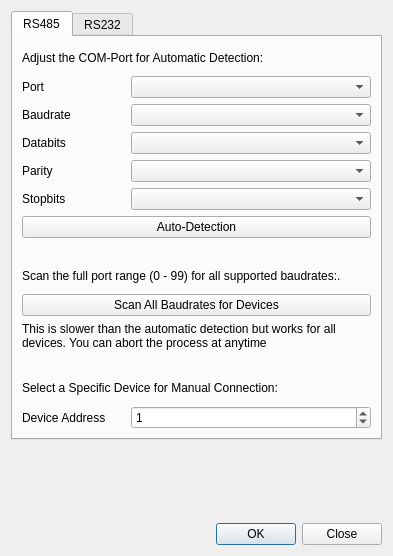
KAYA-Instruments/SDI-Control-Point, file dct_widgets/connectdialog/connectdialog.ui: the form before one commit.
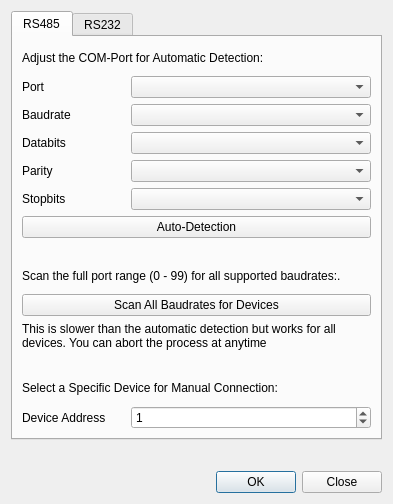
The form after the commit. Icons and pictures are not drawn.

Patch:
```diff
--- a/dct_widgets/connectdialog/connectdialog.ui
+++ b/dct_widgets/connectdialog/connectdialog.ui
@@ -10,7 +10,7 @@
     <x>0</x>
     <y>0</y>
     <width>393</width>
-    <height>556</height>
+    <height>504</height>
    </rect>
   </property>
   <property name="sizePolicy">
```
